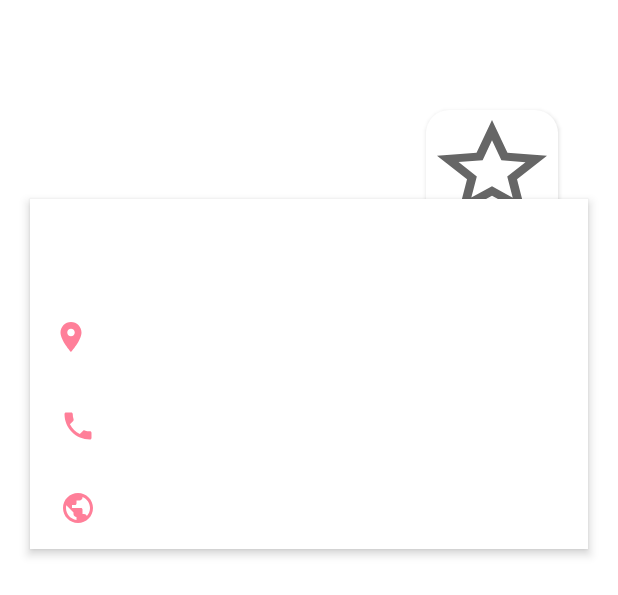
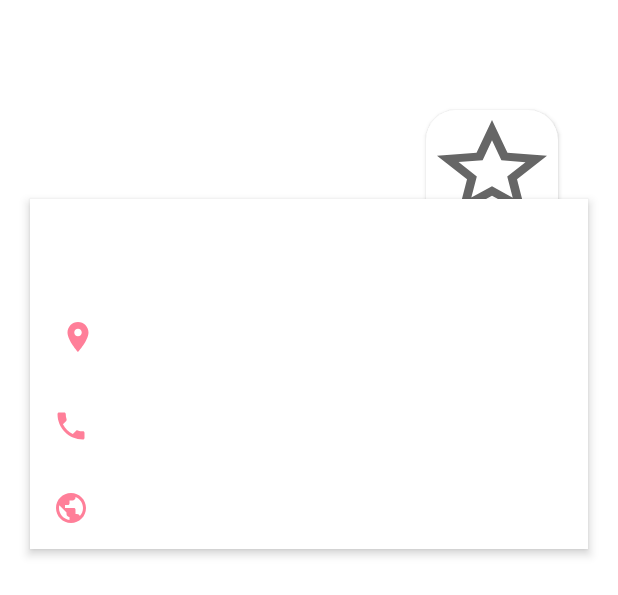
Before and after one commit to Gabrielle-F/Entrevoisins1, an Android app: the layout activity_neighbour_details.xml on its own in the app's theme, with its tools: preview values and no code run, on a phone screen of 412 x 824 dp. Shown: the part 206-801 px from the top of the screen. Run offline under Robolectric (Android 15) with nearby library versions, the phone set to English and light mode, and no system bars.

Commit message:
Adding local unit test for method deleteNeighbour Adding drawablePadding Resizing drawable shape star button

```diff
--- a/app/src/main/res/drawable/ic_shape_star_button.xml
+++ b/app/src/main/res/drawable/ic_shape_star_button.xml
@@ -2,16 +2,16 @@
 <shape xmlns:android="http://schemas.android.com/apk/res/android">
 
     <size
-        android:width="30dp"
-        android:height="30dp" />
+        android:width="40dp"
+        android:height="40dp" />
 
     <solid
         android:color="#FFFFFF"/>
 
     <corners
-        android:bottomLeftRadius="15dp"
-        android:topLeftRadius="15dp"
-        android:topRightRadius="15dp"
-        android:bottomRightRadius="15dp"/>
+        android:bottomLeftRadius="20dp"
+        android:topLeftRadius="20dp"
+        android:topRightRadius="20dp"
+        android:bottomRightRadius="20dp"/>
 
 </shape>
--- a/app/src/main/res/layout/activity_neighbour_details.xml
+++ b/app/src/main/res/layout/activity_neighbour_details.xml
@@ -92,7 +92,7 @@
         android:layout_marginTop="25dp"
         android:padding="20dp"
         android:textSize="15sp"
-        android:paddingStart="15dp"
+        android:drawablePadding="15dp"
         android:drawableStart="@drawable/ic_baseline_location_on"
         />
 
@@ -102,9 +102,9 @@
         android:layout_height="wrap_content"
         android:padding="15dp"
         android:textSize="15sp"
-        android:paddingStart="20dp"
+        android:drawablePadding="15dp"
         android:drawableStart="@drawable/ic_baseline_local_phone_24"
-        android:drawablePadding="10dp"/>
+        />
 
     <TextView
         android:id="@+id/detail_elements_link"
@@ -112,9 +112,8 @@
         android:layout_height="wrap_content"
         android:padding="15dp"
         android:textSize="15sp"
-        android:paddingStart="20dp"
         android:drawableStart="@drawable/ic_baseline_social_media_24"
-        android:drawablePadding="10dp"/>
+        android:drawablePadding="15dp"/>
 
 </LinearLayout>
 
@@ -125,6 +124,7 @@
         app:layout_constraintTop_toBottomOf="@+id/linear_layout"
         app:layout_constraintStart_toStartOf="parent"
         app:layout_constraintEnd_toEndOf="parent"
+        android:textSize="15sp"
         android:layout_marginTop="10dp"
         android:layout_marginStart="20dp"
         android:layout_marginEnd="20dp"
```
Also changed, not shown: 2 other files.
